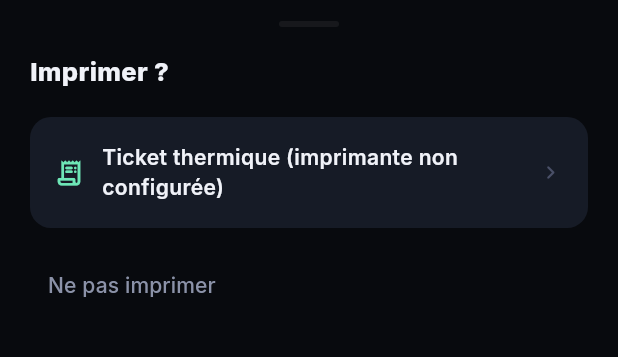
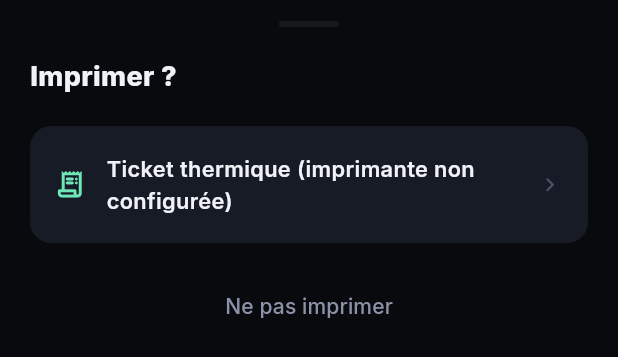
Before and after one commit to arnolet92/shopcell-app, a Flutter app: the PrintChoiceSheet widget shown alone on an empty page, opened directly with empty values, on a phone screen of 412 x 824 dp. Shown: the top 357 px of the screen. Run offline on Flutter 3.47's test engine with Material 3 defaults, Android fonts, the phone set to English and light mode, and no system bars; our stand-ins replace google_fonts, image_picker, pdf, permission_handler, printing, qr_flutter and 1 more; missing offline and left inert: esc_pos_utils_plus, print_bluetooth_thermal, qr_code_scanner_plus; accounts and stored records are empty.

Commit message:
Agrandit le sheet de choix d'impression, ajoute reçu + paiements sur Réservations
Le bottom sheet "Imprimer ?" (ticket/A4/partage) utilise maintenant un
DraggableScrollableSheet occupant délibérément 55% à 90% de l'écran, au lieu
d'un simple Column dimensionné à son contenu — plus robuste sur petit écran
que la précédente limite de hauteur.

Écran "Réservations" (détail client) : bouton "Imprimer reçu" (ticket/A4 au
format reçu de réservation) et section "Paiements déjà effectués" ventilée
par type de paiement, à partir des champs prénom/CIN et de la nouvelle
ventilation des paiements exposés par le serveur (Mob::credit_clients()/
reservation_clients()/credit_factures()).

Co-Authored-By: Claude Sonnet 5 <noreply@anthropic.com>

```diff
--- a/lib/widgets/print_choice_sheet.dart
+++ b/lib/widgets/print_choice_sheet.dart
@@ -7,8 +7,14 @@ import '../core/theme.dart';
 /// montre que les moyens réellement configurés (voir `PrinterSettingsScreen`).
 /// Partagé entre l'écran de paiement (`PaymentScreen`) et le détail d'une
 /// facture déjà payée (`FactureDetailScreen`) : "même système que la vente".
+///
+/// Présenté via `DraggableScrollableSheet` (voir showPrintChoiceSheet
+/// ci-dessous) plutôt qu'un simple Column dimensionné à son contenu : sur un
+/// petit téléphone, ce dernier pouvait pousser "Ne pas imprimer" hors champ.
+/// Ici la feuille occupe délibérément une bonne partie de l'écran dès
+/// l'ouverture, et reste redimensionnable/défilante en secours.
 class PrintChoiceSheet extends StatelessWidget {
-  const PrintChoiceSheet({super.key, required this.hasTicket, required this.hasA4});
+  const PrintChoiceSheet({super.key, required this.hasTicket, required this.hasA4, this.scrollController});
 
   /// Une imprimante ticket est enregistrée dans les paramètres. L'option
   /// "Ticket thermique" reste proposée même si `hasTicket` est faux (au tap,
@@ -16,20 +22,15 @@ class PrintChoiceSheet extends StatelessWidget {
   /// choix ticket soit toujours visible.
   final bool hasTicket;
   final bool hasA4;
+  final ScrollController? scrollController;
 
   @override
   Widget build(BuildContext context) {
-    // Hauteur généreuse (jusqu'à 80% de l'écran) + défilement interne : sur
-    // un petit téléphone, avec isScrollControlled ce sheet se dimensionne
-    // sinon strictement à son contenu et pouvait pousser "Ne pas imprimer"
-    // hors champ sans le moindre indice qu'il fallait défiler.
-    return ConstrainedBox(
-      constraints: BoxConstraints(maxHeight: MediaQuery.of(context).size.height * 0.8),
-      child: SafeArea(
+    return SafeArea(
       child: SingleChildScrollView(
+        controller: scrollController,
         padding: const EdgeInsets.fromLTRB(20, 14, 20, 24),
         child: Column(
-            mainAxisSize: MainAxisSize.min,
           crossAxisAlignment: CrossAxisAlignment.start,
           children: [
             Center(
@@ -39,39 +40,63 @@ class PrintChoiceSheet extends StatelessWidget {
                 decoration: BoxDecoration(color: AppColors.border, borderRadius: BorderRadius.circular(4)),
               ),
             ),
-              const SizedBox(height: 18),
-              Text('Imprimer ?', style: GoogleFonts.inter(fontSize: 17, fontWeight: FontWeight.w800, color: AppColors.textPrimary)),
-              const SizedBox(height: 18),
+            const SizedBox(height: 20),
+            Text('Imprimer ?', style: GoogleFonts.inter(fontSize: 18, fontWeight: FontWeight.w800, color: AppColors.textPrimary)),
+            const SizedBox(height: 20),
             _PrintChoiceTile(
               icon: Icons.receipt_long_rounded,
               label: hasTicket ? 'Ticket thermique' : 'Ticket thermique (imprimante non configurée)',
               onTap: () => Navigator.of(context).pop('ticket'),
             ),
             if (hasA4) ...[
-                const SizedBox(height: 12),
+              const SizedBox(height: 14),
               _PrintChoiceTile(
                 icon: Icons.description_rounded,
                 label: 'Format A4 (feuille)',
                 onTap: () => Navigator.of(context).pop('a4'),
               ),
-                const SizedBox(height: 12),
+              const SizedBox(height: 14),
               _PrintChoiceTile(
                 icon: Icons.share_rounded,
                 label: 'Partager le PDF (autre application)',
                 onTap: () => Navigator.of(context).pop('a4_share'),
               ),
             ],
-              const SizedBox(height: 14),
-              TextButton(
+            const SizedBox(height: 18),
+            SizedBox(
+              width: double.infinity,
+              child: TextButton(
                 onPressed: () => Navigator.of(context).pop('none'),
+                style: TextButton.styleFrom(padding: const EdgeInsets.symmetric(vertical: 14)),
                 child: const Text('Ne pas imprimer', style: TextStyle(color: AppColors.textSecondary)),
+              ),
             ),
           ],
         ),
       ),
+    );
+  }
+}
+
+/// Affiche [PrintChoiceSheet] dans un `DraggableScrollableSheet` deux fois
+/// plus haut qu'avant par défaut (55% de l'écran, extensible jusqu'à 90%,
+/// réductible jusqu'à 35%) : une hauteur délibérément généreuse, pas
+/// seulement calée sur le contenu, pour que rien ne soit hors champ même sur
+/// un petit téléphone.
+Future<String?> showPrintChoiceSheet(BuildContext context, {required bool hasTicket, required bool hasA4}) {
+  return showModalBottomSheet<String>(
+    context: context,
+    backgroundColor: AppColors.bgCard,
+    isScrollControlled: true,
+    shape: const RoundedRectangleBorder(borderRadius: BorderRadius.vertical(top: Radius.circular(22))),
+    builder: (_) => DraggableScrollableSheet(
+      initialChildSize: 0.55,
+      minChildSize: 0.35,
+      maxChildSize: 0.9,
+      expand: false,
+      builder: (context, scrollController) => PrintChoiceSheet(hasTicket: hasTicket, hasA4: hasA4, scrollController: scrollController),
     ),
   );
-  }
 }
 
 class _PrintChoiceTile extends StatelessWidget {
@@ -89,13 +114,13 @@ class _PrintChoiceTile extends StatelessWidget {
         borderRadius: BorderRadius.circular(14),
         onTap: onTap,
         child: Padding(
-          padding: const EdgeInsets.symmetric(horizontal: 16, vertical: 17),
+          padding: const EdgeInsets.symmetric(horizontal: 16, vertical: 18),
           child: Row(
             children: [
-              Icon(icon, size: 20, color: AppColors.accentLight),
-              const SizedBox(width: 12),
-              Expanded(child: Text(label, style: GoogleFonts.inter(fontSize: 14, fontWeight: FontWeight.w600, color: AppColors.textPrimary))),
-              const Icon(Icons.chevron_right_rounded, size: 18, color: AppColors.textMuted),
+              Icon(icon, size: 21, color: AppColors.accentLight),
+              const SizedBox(width: 14),
+              Expanded(child: Text(label, style: GoogleFonts.inter(fontSize: 14.5, fontWeight: FontWeight.w600, color: AppColors.textPrimary))),
+              const Icon(Icons.chevron_right_rounded, size: 19, color: AppColors.textMuted),
             ],
           ),
         ),
--- a/pubspec.yaml
+++ b/pubspec.yaml
@@ -1,7 +1,7 @@
 name: shopcell
 description: "ShopCell — Gestion de boutique premium"
 publish_to: 'none'
-version: 1.14.0+50
+version: 1.15.0+51
 
 environment:
   sdk: ^3.12.1
```
Also changed, not shown: lib/screens/credit/credit_detail_screen.dart (+91 -0 lines), lib/services/credit_service.dart (+34 -1 lines), lib/services/receipt_print_service.dart (+1 -11 lines). Lines whose indentation alone changed are shown as unchanged.
